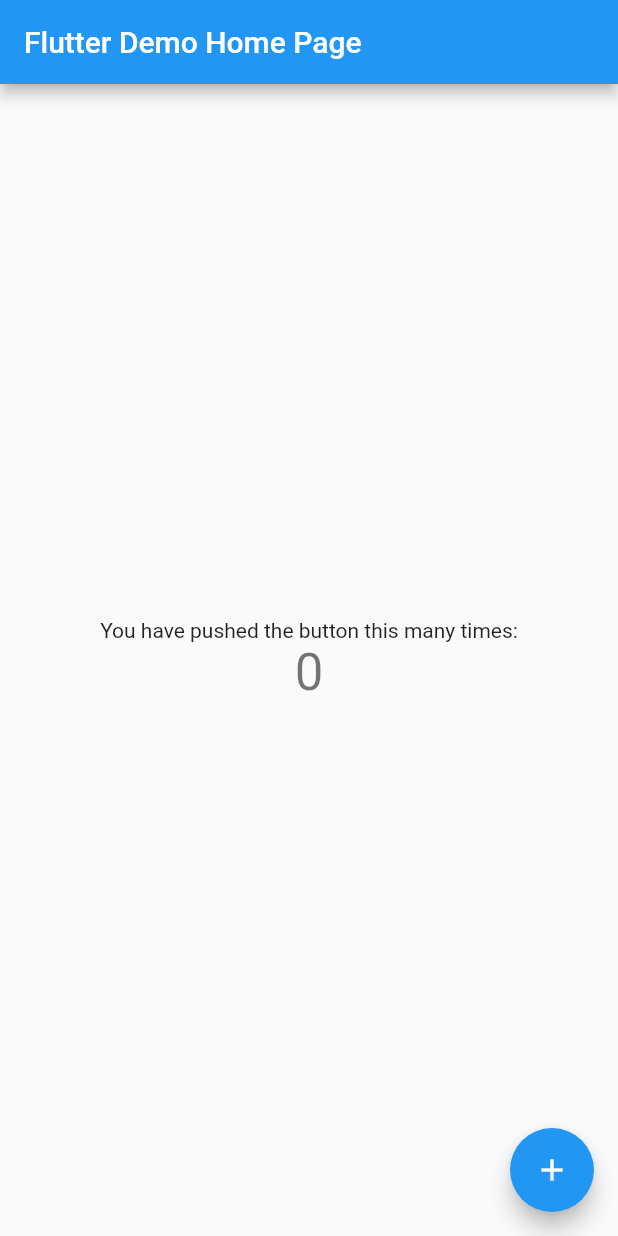
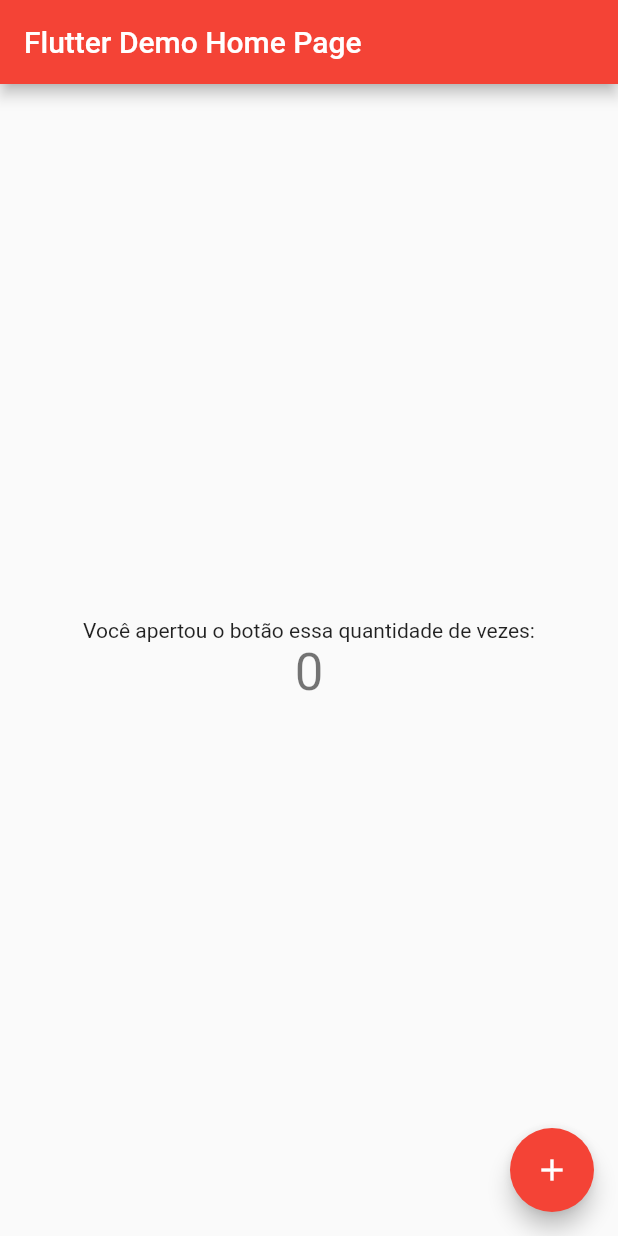
Before and after one commit to GabriMoraes/meuappflutter, a Flutter app: the screen it shows after launch, on a phone screen of 412 x 824 dp. Run offline on Flutter 3.47's test engine with Material 2 defaults, Android fonts, the phone set to English and light mode, and no system bars.

Commit message:
adição de nova cor no app

```diff
--- a/lib/main.dart
+++ b/lib/main.dart
@@ -22,7 +22,7 @@ class MyApp extends StatelessWidget {
         // or simply save your changes to "hot reload" in a Flutter IDE).
         // Notice that the counter didn't reset back to zero; the application
         // is not restarted.
-        primarySwatch: Colors.blue,
+        primarySwatch: Colors.red,
       ),
       home: const MyHomePage(title: 'Flutter Demo Home Page'),
     );
@@ -96,7 +96,7 @@ class _MyHomePageState extends State<MyHomePage> {
           mainAxisAlignment: MainAxisAlignment.center,
           children: <Widget>[
             const Text(
-              'You have pushed the button this many times:',
+              'Você apertou o botão essa quantidade de vezes:',
             ),
             Text(
               '$_counter',
```
